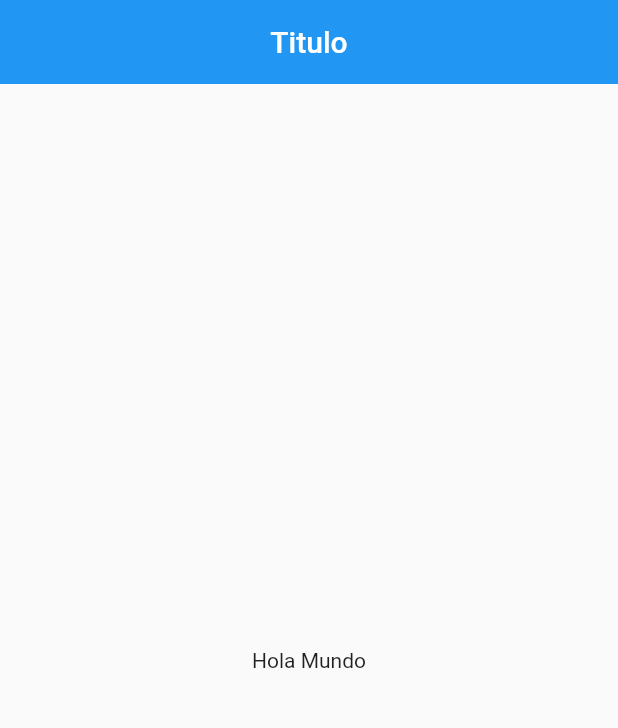
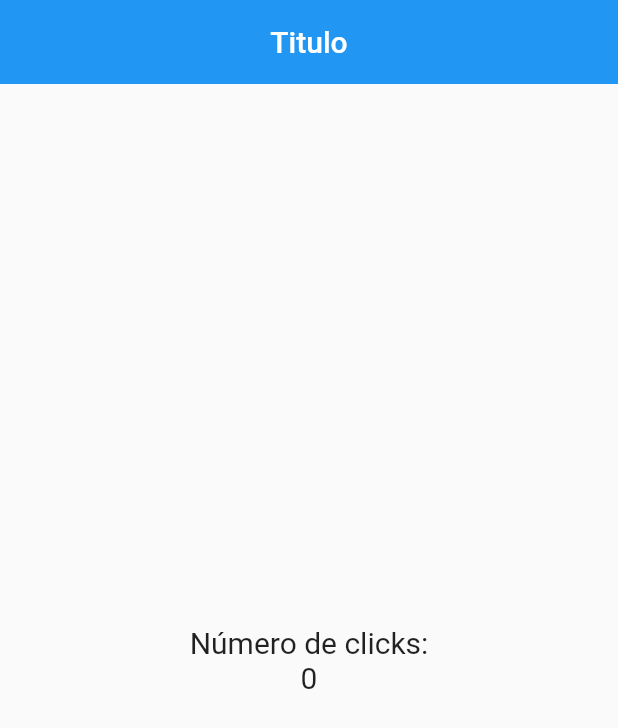
Before and after one commit to FoviUserNeto/devFlutter, a Flutter app: the screen it shows after launch, on a phone screen of 412 x 824 dp. Shown: the top 728 px of the screen. Run offline on Flutter 3.47's test engine with Material 2 defaults, Android fonts, the phone set to English and light mode, and no system bars.

Commit message:
48.- Columnas y Estilos

```diff
--- a/contador/lib/src/pages/home_page.dart
+++ b/contador/lib/src/pages/home_page.dart
@@ -1,10 +1,12 @@
 
 
-// ignore_for_file: prefer_const_constructors
+// ignore_for_file: prefer_const_constructors, prefer_const_literals_to_create_immutables, use_key_in_widget_constructors, unnecessary_new
 
 import 'package:flutter/material.dart';
 
 class HomePage extends StatelessWidget {
+
+  final TextStyle estiloTexto = new TextStyle(fontSize: 20);
 
   @override
   Widget build(BuildContext context) {
@@ -15,7 +17,13 @@ class HomePage extends StatelessWidget {
         elevation: 0.0,
       ),
       body: Center(
-        child: Text('Hola Mundo'),
+        child: Column(
+          mainAxisAlignment: MainAxisAlignment.center,
+          children: [
+            Text('Número de clicks:',style: estiloTexto),
+            Text('0',style: estiloTexto),
+          ],
+        ),
       ),
     );
   }
```
